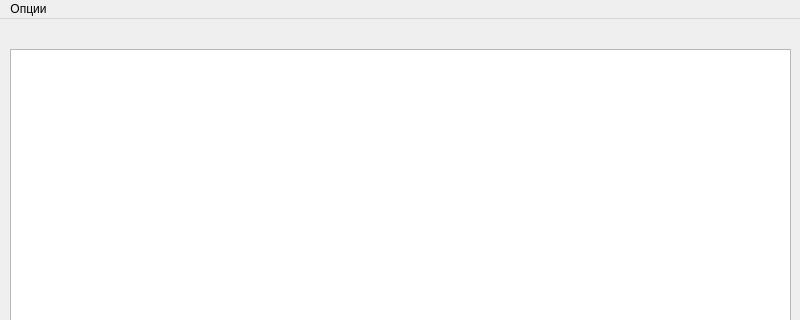
First picture: the form in mainwindow.ui, repository BexaGal/qt_lab2, before the edit; both pictures show x 0 to 800 and y 0 to 320 of the 800 by 600 pixel window.
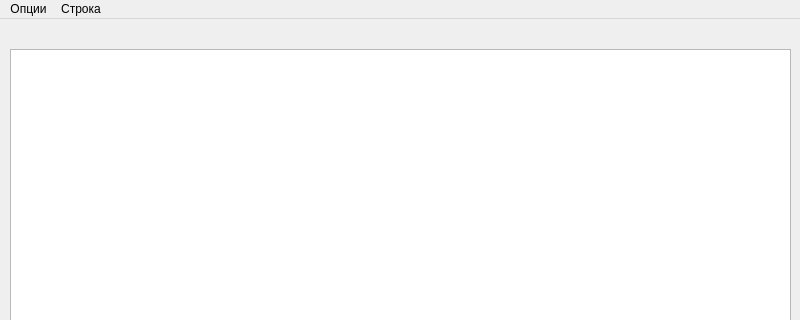
Second picture: the form after the edit.

Patch:
```diff
--- a/mainwindow.ui
+++ b/mainwindow.ui
@@ -47,7 +47,14 @@
     <addaction name="action"/>
     <addaction name="action_2"/>
    </widget>
+   <widget class="QMenu" name="menu_2">
+    <property name="title">
+     <string>Строка</string>
+    </property>
+    <addaction name="action_3"/>
+   </widget>
    <addaction name="menu"/>
+   <addaction name="menu_2"/>
   </widget>
   <widget class="QStatusBar" name="statusbar"/>
   <action name="action">
```
Left out of the diff: 5 changed lines with no effect on the pictures.
